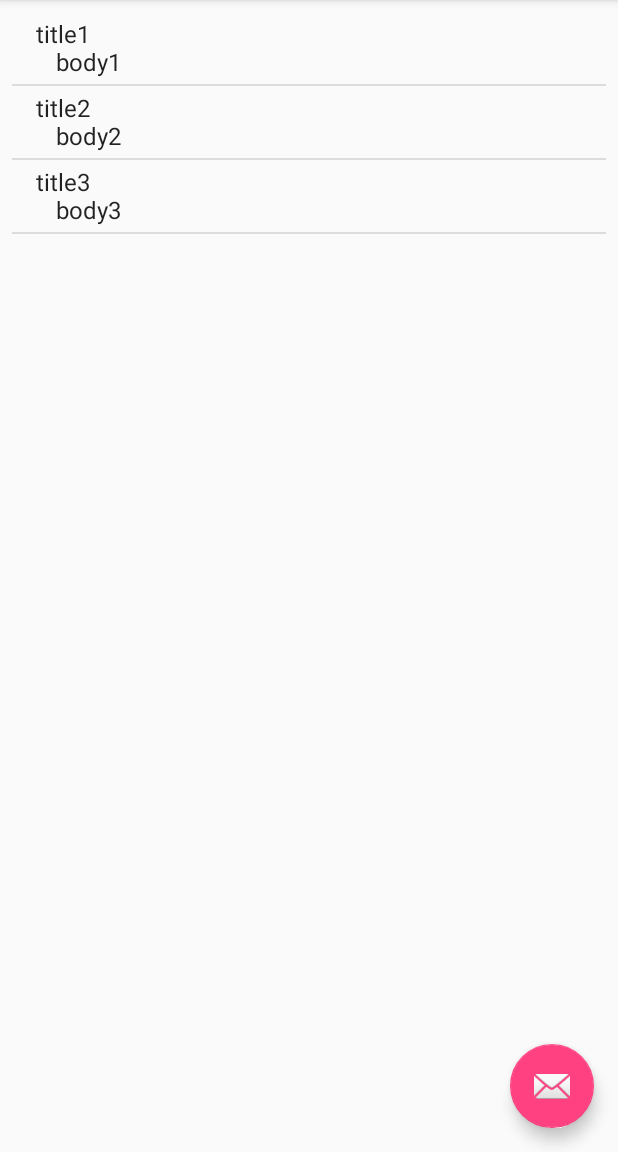
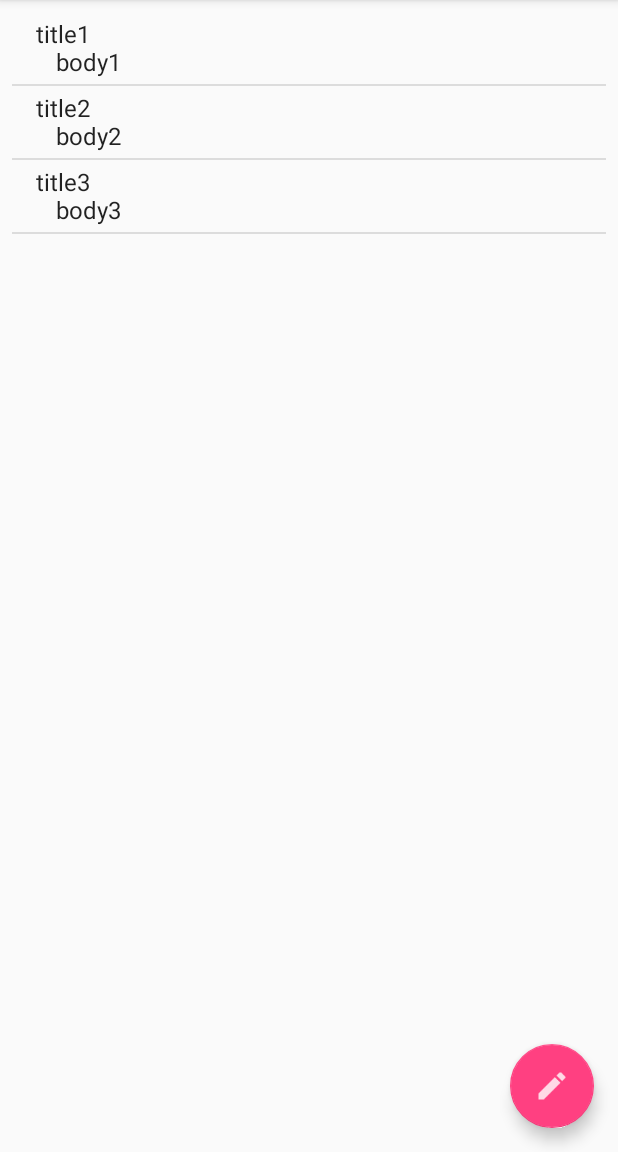
Before and after one commit to gamemn02/NoteKeeper, an Android app: the screen it shows after launch (MainActivity), on a phone screen of 412 x 824 dp, the part 84-1236 px from its top. Run offline under Robolectric (Android 15) with nearby library versions, the phone set to English and light mode, and no system bars.

Commit message:
set the image of the create button to ic_create

```diff
--- a/app/src/main/res/layout/activity_main.xml
+++ b/app/src/main/res/layout/activity_main.xml
@@ -28,6 +28,6 @@
         android:layout_height="wrap_content"
         android:layout_gravity="bottom|end"
         android:layout_margin="@dimen/fab_margin"
-        app:srcCompat="@android:drawable/ic_dialog_email" />
+        app:srcCompat="@drawable/ic_create" />
 
 </android.support.design.widget.CoordinatorLayout>
```
